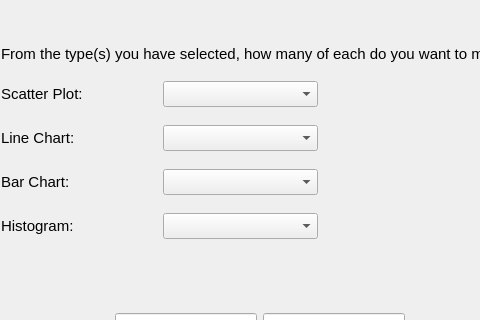
Ericaan/studio5_webscraping_app, file GUI/constructReport.ui: the form before one commit; both pictures show x 687 to 1167 and y 208 to 528 of the 1357 by 837 pixel window.
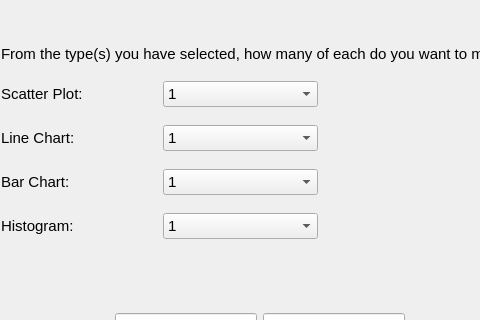
The form after the commit.

Diff of the .ui file:
```diff
--- a/GUI/constructReport.ui
+++ b/GUI/constructReport.ui
@@ -297,11 +297,6 @@
                          </item>
                          <item>
                           <widget class="QComboBox" name="scatterQ">
-                           <item>
-                            <property name="text">
-                             <string/>
-                            </property>
-                           </item>
                            <item>
                             <property name="text">
                              <string>1</string>
@@ -329,11 +324,6 @@
                          </item>
                          <item>
                           <widget class="QComboBox" name="lineChartQ">
-                           <item>
-                            <property name="text">
-                             <string/>
-                            </property>
-                           </item>
                            <item>
                             <property name="text">
                              <string>1</string>
@@ -361,11 +351,6 @@
                          </item>
                          <item>
                           <widget class="QComboBox" name="barChartQ">
-                           <item>
-                            <property name="text">
-                             <string/>
-                            </property>
-                           </item>
                            <item>
                             <property name="text">
                              <string>1</string>
@@ -393,11 +378,6 @@
                          </item>
                          <item>
                           <widget class="QComboBox" name="histogramQ">
-                           <item>
-                            <property name="text">
-                             <string/>
-                            </property>
-                           </item>
                            <item>
                             <property name="text">
                              <string>1</string>
```
